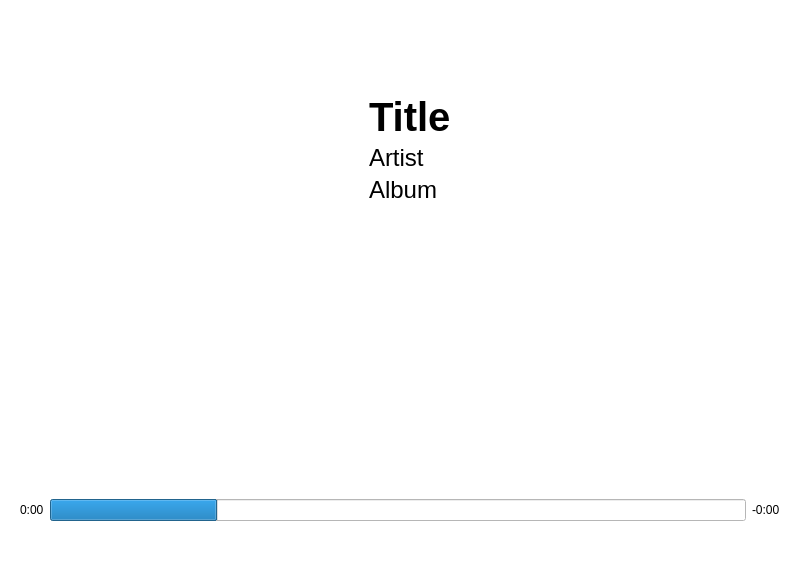
This is nowplaying.ui in reesque/Maestro as Qt 5 draws it before an edit. The edited form follows.
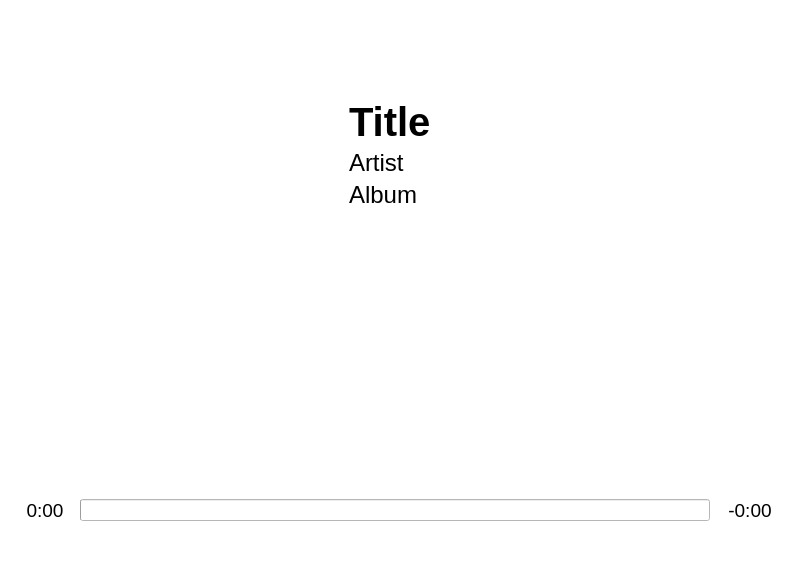
This is the edited form. Icons and pictures are not drawn.

```diff
--- a/nowplaying.ui
+++ b/nowplaying.ui
@@ -78,13 +78,13 @@
         </property>
         <property name="minimumSize">
          <size>
-          <width>360</width>
+          <width>340</width>
           <height>0</height>
          </size>
         </property>
         <property name="maximumSize">
          <size>
-          <width>360</width>
+          <width>340</width>
           <height>16777215</height>
          </size>
         </property>
@@ -93,13 +93,13 @@
           <number>0</number>
          </property>
          <property name="leftMargin">
-          <number>40</number>
+          <number>30</number>
          </property>
          <property name="topMargin">
           <number>90</number>
          </property>
          <property name="rightMargin">
-          <number>40</number>
+          <number>30</number>
          </property>
          <property name="bottomMargin">
           <number>90</number>
@@ -142,10 +142,10 @@
              <number>0</number>
             </property>
             <property name="topMargin">
-             <number>20</number>
+             <number>28</number>
             </property>
             <property name="rightMargin">
-             <number>10</number>
+             <number>20</number>
             </property>
             <property name="bottomMargin">
              <number>0</number>
@@ -272,6 +272,9 @@
       </size>
      </property>
      <layout class="QHBoxLayout" name="horizontalLayout">
+      <property name="spacing">
+       <number>10</number>
+      </property>
       <property name="leftMargin">
        <number>20</number>
       </property>
@@ -286,18 +289,41 @@
       </property>
       <item>
        <widget class="QLabel" name="TimeLeft">
+        <property name="minimumSize">
+         <size>
+          <width>50</width>
+          <height>0</height>
+         </size>
+        </property>
+        <property name="maximumSize">
+         <size>
+          <width>50</width>
+          <height>16777215</height>
+         </size>
+        </property>
+        <property name="font">
+         <font>
+          <pointsize>14</pointsize>
+         </font>
+        </property>
         <property name="styleSheet">
          <string notr="true">background: transparent;</string>
         </property>
         <property name="text">
          <string>0:00</string>
         </property>
+        <property name="alignment">
+         <set>Qt::AlignCenter</set>
+        </property>
        </widget>
       </item>
       <item>
        <widget class="QProgressBar" name="Seekbar">
+        <property name="maximum">
+         <number>1000</number>
+        </property>
         <property name="value">
-         <number>24</number>
+         <number>0</number>
         </property>
         <property name="textVisible">
          <bool>false</bool>
@@ -306,12 +332,32 @@
       </item>
       <item>
        <widget class="QLabel" name="TimeRight">
+        <property name="minimumSize">
+         <size>
+          <width>60</width>
+          <height>0</height>
+         </size>
+        </property>
+        <property name="maximumSize">
+         <size>
+          <width>60</width>
+          <height>16777215</height>
+         </size>
+        </property>
+        <property name="font">
+         <font>
+          <pointsize>14</pointsize>
+         </font>
+        </property>
         <property name="styleSheet">
          <string notr="true">background: transparent;</string>
         </property>
         <property name="text">
          <string>-0:00</string>
         </property>
+        <property name="alignment">
+         <set>Qt::AlignCenter</set>
+        </property>
        </widget>
       </item>
      </layout>
```
